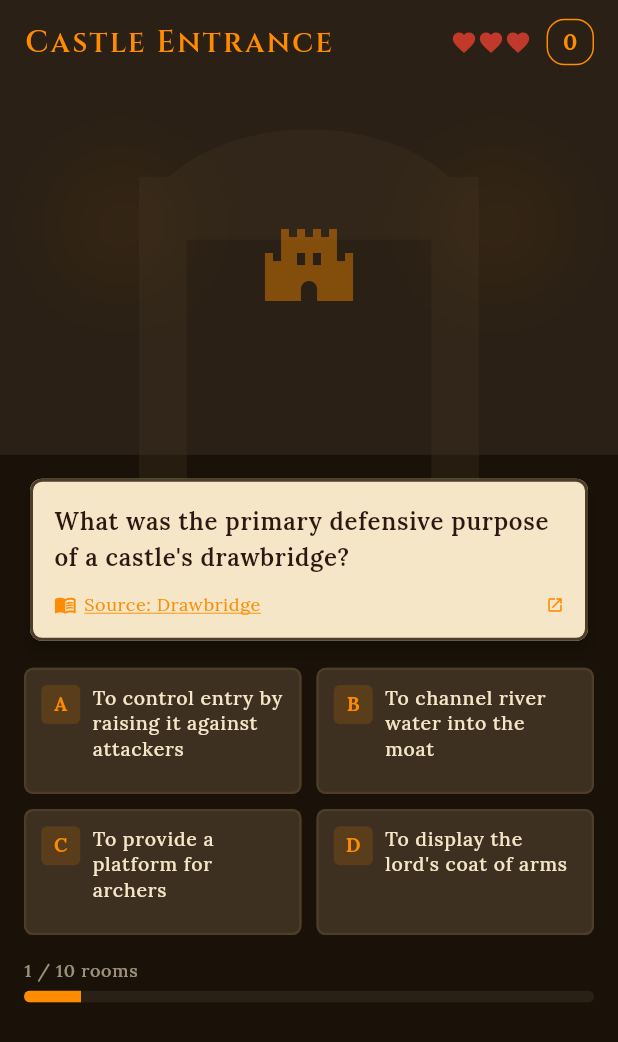
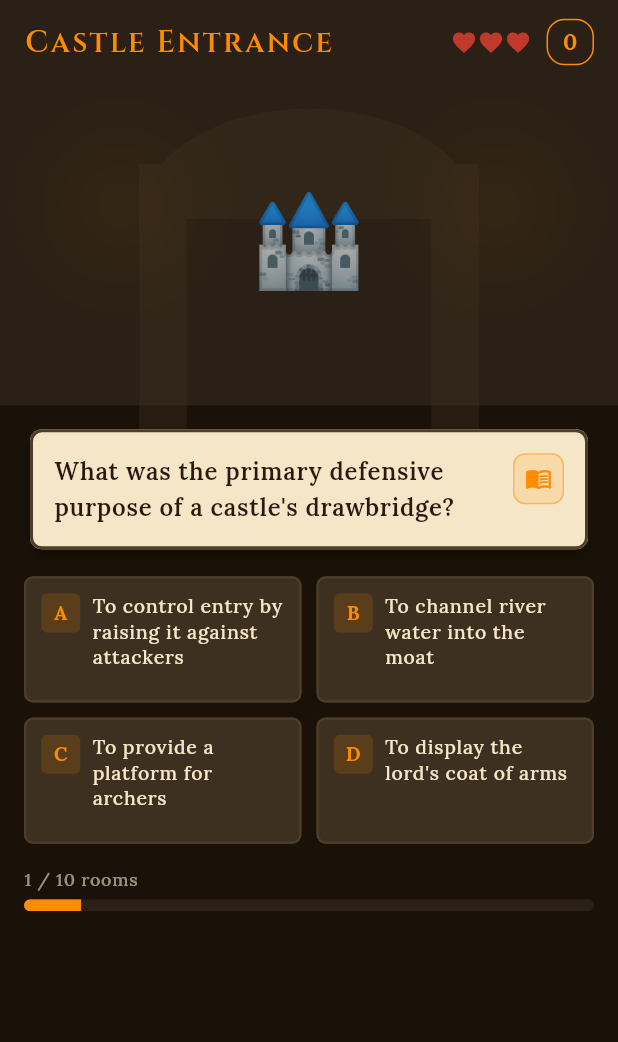
Before and after one commit to sai-pher/Mind-mazeish, a Flutter app: the ResultsScreen screen opened by its route, after a tap on "Enter the Castle Again", after a tap on "Enter the Castle", on a phone screen of 412 x 824 dp. Shown: the top 1042 px of the screen. Run offline on Flutter 3.47's test engine with Material 3 defaults, Android fonts, the phone set to English and light mode, and no system bars; drawn by our look-alikes of flutter_animate; our stand-ins replace flutter_riverpod, go_router, google_fonts, webview_flutter.

Commit message:
UX: fix article back-nav, embed wiki link, emoji illustrations, rename to Mazeish
- Fix article viewer restart: context.go → context.push so hardware back returns
  to the exact game state instead of re-initialising the route stack
- Embed Wikipedia link as a compact book icon button inside the question card
  (top-right corner, with tooltip showing article title) instead of an
  underlined hyperlink row below the question
- Replace generic Material icons in room illustrations with topic-specific emoji
  (🏰 👑 📜 ⛓️ ⛪ ⚔️ 🌶️ 🔭 ⚗️ 🏹) for more expressive, question-relevant visuals
- Rename "Mind Maze" → "Mind Mazeish" in app title, Android manifest, start
  screen, and CLAUDE.md

https://claude.ai/code/session_017bCq1V9XgvFV8LSWTgtZrB

```diff
--- a/lib/app.dart
+++ b/lib/app.dart
@@ -42,7 +42,7 @@ class MindMazeApp extends ConsumerWidget {
   @override
   Widget build(BuildContext context, WidgetRef ref) {
     return MaterialApp.router(
-      title: 'Mind Maze',
+      title: 'Mind Mazeish',
       debugShowCheckedModeBanner: false,
       theme: AppTheme.darkTheme,
       routerConfig: _router,
--- a/lib/features/gameplay/presentation/screens/gameplay_screen.dart
+++ b/lib/features/gameplay/presentation/screens/gameplay_screen.dart
@@ -176,7 +176,7 @@ class _GameplayScreenState extends ConsumerState<GameplayScreen> {
                         children: [
                           QuestionCard(
                             question: question,
-                            onArticleTap: () => context.go(
+                            onArticleTap: () => context.push(
                               '/article',
                               extra: {
                                 'url': question.articleUrl,
@@ -225,7 +225,7 @@ class _RoomIllustration extends StatelessWidget {
   @override
   Widget build(BuildContext context) {
     return Container(
-      height: MediaQuery.of(context).size.height * 0.30,
+      height: MediaQuery.of(context).size.height * 0.26,
       width: double.infinity,
       color: AppColors.stoneDark,
       child: Stack(
@@ -238,20 +238,19 @@ class _RoomIllustration extends StatelessWidget {
           Column(
             mainAxisAlignment: MainAxisAlignment.center,
             children: [
-              Icon(
-                _roomIcon(roomId),
-                size: 64,
-                color: AppColors.torchAmber.withValues(alpha: 0.7),
+              Text(
+                _roomEmoji(roomId),
+                style: const TextStyle(fontSize: 60),
               )
                   .animate(onPlay: (c) => c.repeat(reverse: true))
                   .custom(
                     duration: 3000.ms,
                     builder: (context, value, child) => Opacity(
-                      opacity: 0.6 + (value * 0.15),
+                      opacity: 0.75 + (value * 0.25),
                       child: child,
                     ),
                   ),
-              const SizedBox(height: 6),
+              const SizedBox(height: 4),
             ],
           ),
         ],
@@ -259,19 +258,19 @@ class _RoomIllustration extends StatelessWidget {
     );
   }
 
-  IconData _roomIcon(String id) {
+  String _roomEmoji(String id) {
     return switch (id) {
-      'entrance' => Icons.castle,
-      'throne' => Icons.chair,
-      'library' => Icons.library_books,
-      'dungeon' => Icons.lock,
-      'chapel' => Icons.church,
-      'armory' => Icons.shield,
-      'kitchen' => Icons.restaurant,
-      'observatory' => Icons.nights_stay,
-      'garden' => Icons.local_florist,
-      'tower' => Icons.location_city,
-      _ => Icons.castle,
+      'entrance'    => '🏰',
+      'throne'      => '👑',
+      'library'     => '📜',
+      'dungeon'     => '⛓️',
+      'chapel'      => '⛪',
+      'armory'      => '⚔️',
+      'kitchen'     => '🌶️',
+      'observatory' => '🔭',
+      'garden'      => '⚗️',
+      'tower'       => '🏹',
+      _             => '🏰',
     };
   }
 }
--- a/lib/features/gameplay/presentation/widgets/question_card.dart
+++ b/lib/features/gameplay/presentation/widgets/question_card.dart
@@ -20,10 +20,12 @@ class QuestionCard extends StatelessWidget {
     return Card(
       child: Padding(
         padding: const EdgeInsets.all(16),
-        child: Column(
+        child: Row(
           crossAxisAlignment: CrossAxisAlignment.start,
           children: [
-            Text(
+            // Question text
+            Expanded(
+              child: Text(
                 question.question,
                 style: textTheme.bodyLarge?.copyWith(
                   fontWeight: FontWeight.w600,
@@ -31,35 +33,28 @@ class QuestionCard extends StatelessWidget {
                   color: AppColors.textDark,
                 ),
               ),
-            const SizedBox(height: 12),
-            GestureDetector(
+            ),
+            const SizedBox(width: 10),
+            // Embedded Wikipedia icon button
+            Tooltip(
+              message: question.articleTitle,
+              child: GestureDetector(
                 onTap: onArticleTap,
-              child: Row(
-                children: [
-                  const Icon(
+                child: Container(
+                  padding: const EdgeInsets.all(7),
+                  decoration: BoxDecoration(
+                    color: AppColors.torchAmber.withValues(alpha: 0.15),
+                    borderRadius: BorderRadius.circular(8),
+                    border: Border.all(
+                      color: AppColors.torchAmber.withValues(alpha: 0.45),
+                    ),
+                  ),
+                  child: const Icon(
                     Icons.menu_book,
-                    size: 15,
+                    size: 18,
                     color: AppColors.torchAmber,
                   ),
-                  const SizedBox(width: 5),
-                  Expanded(
-                    child: Text(
-                      'Source: ${question.articleTitle}',
-                      style: textTheme.bodySmall?.copyWith(
-                        color: AppColors.torchAmber,
-                        decoration: TextDecoration.underline,
-                        decorationColor: AppColors.torchAmber,
-                        fontSize: 12,
                 ),
-                      overflow: TextOverflow.ellipsis,
-                    ),
-                  ),
-                  const Icon(
-                    Icons.open_in_new,
-                    size: 12,
-                    color: AppColors.torchAmber,
-                  ),
-                ],
               ),
             ),
           ],
@@ -80,6 +75,10 @@ class QuestionCardSkeleton extends StatelessWidget {
     return const Card(
       child: Padding(
         padding: EdgeInsets.all(16),
+        child: Row(
+          crossAxisAlignment: CrossAxisAlignment.start,
+          children: [
+            Expanded(
               child: Column(
                 crossAxisAlignment: CrossAxisAlignment.start,
                 children: [
@@ -88,8 +87,11 @@ class QuestionCardSkeleton extends StatelessWidget {
                   _SkeletonLine(width: double.infinity, height: 14),
                   SizedBox(height: 8),
                   _SkeletonLine(width: 200, height: 14),
-            SizedBox(height: 16),
-            _SkeletonLine(width: 160, height: 12),
+                ],
+              ),
+            ),
+            SizedBox(width: 10),
+            _SkeletonLine(width: 34, height: 34),
           ],
         ),
       ),
--- a/lib/features/start/presentation/screens/start_screen.dart
+++ b/lib/features/start/presentation/screens/start_screen.dart
@@ -55,11 +55,11 @@ class StartScreen extends StatelessWidget {
                         .slideY(begin: -0.2, end: 0, duration: 700.ms),
 
                     Text(
-                      'MAZE',
+                      'MAZEISH',
                       style: textTheme.displayLarge?.copyWith(
-                        fontSize: 52,
+                        fontSize: 42,
                         color: AppColors.torchGold,
-                        letterSpacing: 8,
+                        letterSpacing: 6,
                       ),
                       textAlign: TextAlign.center,
                     )
```
Also changed, not shown: 2 other files. Lines whose indentation alone changed are shown as unchanged.
